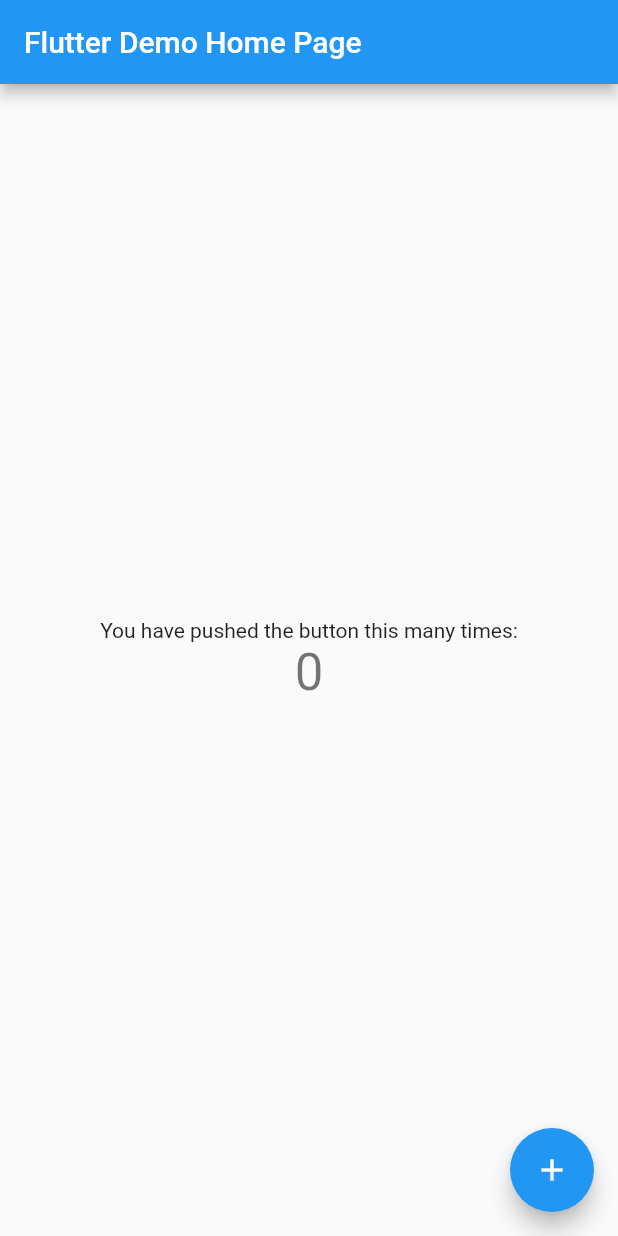
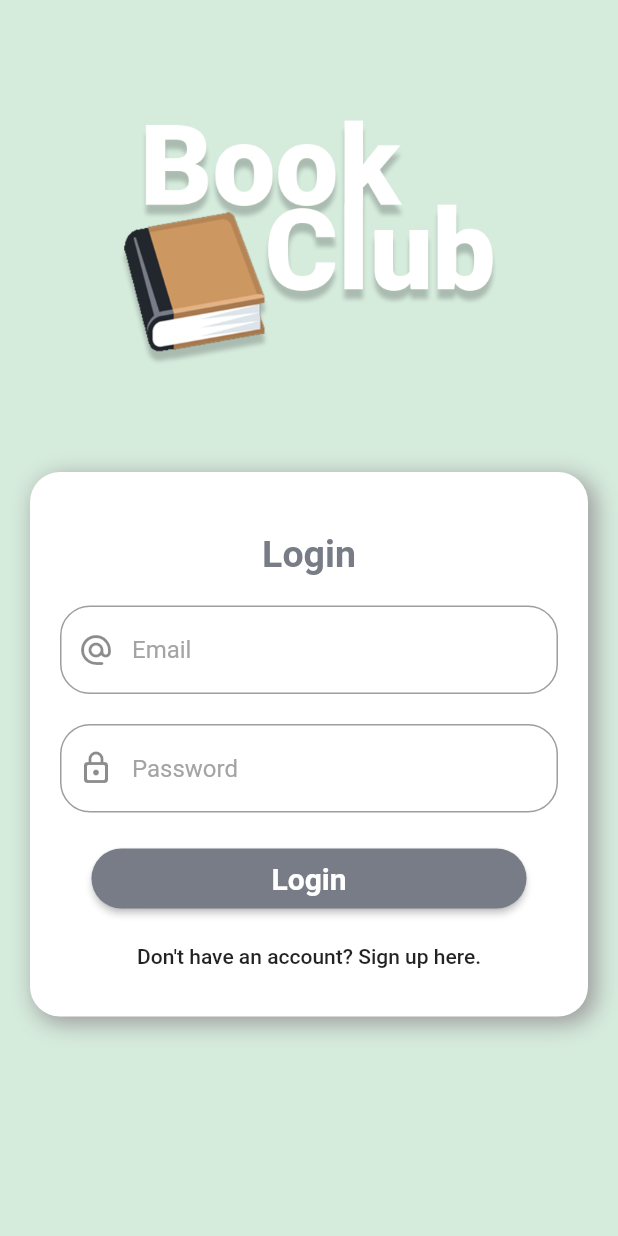
Before and after one commit to kabirnayeem99/book-club-flutter, a Flutter app: the screen it shows after launch, on a phone screen of 412 x 824 dp. Run offline on Flutter 3.47's test engine with Material 2 defaults, Android fonts, the phone set to English and light mode, and no system bars.

Commit message:
🎨 style: design login and signup screens
add login screen
add sign up screen
add login to sign up navigation

```diff
--- a/lib/main.dart
+++ b/lib/main.dart
@@ -1,3 +1,5 @@
+import 'package:book_club_flutter/screens/login_screen/login_screen.dart';
+import 'package:book_club_flutter/utils/our_theme.dart';
 import 'package:flutter/material.dart';
 
 void main() {
@@ -5,109 +7,12 @@ void main() {
 }
 
 class MyApp extends StatelessWidget {
-  // This widget is the root of your application.
   @override
   Widget build(BuildContext context) {
     return MaterialApp(
-      title: 'Flutter Demo',
-      theme: ThemeData(
-        // This is the theme of your application.
-        //
-        // Try running your application with "flutter run". You'll see the
-        // application has a blue toolbar. Then, without quitting the app, try
-        // changing the primarySwatch below to Colors.green and then invoke
-        // "hot reload" (press "r" in the console where you ran "flutter run",
-        // or simply save your changes to "hot reload" in a Flutter IDE).
-        // Notice that the counter didn't reset back to zero; the application
-        // is not restarted.
-        primarySwatch: Colors.blue,
-      ),
-      home: MyHomePage(title: 'Flutter Demo Home Page'),
+      debugShowCheckedModeBanner: false,
+      theme: OurTheme().buildTheme(),
+      home: OurLoginScreen(),
     );
   }
 }
-
-class MyHomePage extends StatefulWidget {
-  MyHomePage({Key? key, required this.title}) : super(key: key);
-
-  // This widget is the home page of your application. It is stateful, meaning
-  // that it has a State object (defined below) that contains fields that affect
-  // how it looks.
-
-  // This class is the configuration for the state. It holds the values (in this
-  // case the title) provided by the parent (in this case the App widget) and
-  // used by the build method of the State. Fields in a Widget subclass are
-  // always marked "final".
-
-  final String title;
-
-  @override
-  _MyHomePageState createState() => _MyHomePageState();
-}
-
-class _MyHomePageState extends State<MyHomePage> {
-  int _counter = 0;
-
-  void _incrementCounter() {
-    setState(() {
-      // This call to setState tells the Flutter framework that something has
-      // changed in this State, which causes it to rerun the build method below
-      // so that the display can reflect the updated values. If we changed
-      // _counter without calling setState(), then the build method would not be
-      // called again, and so nothing would appear to happen.
-      _counter++;
-    });
-  }
-
-  @override
-  Widget build(BuildContext context) {
-    // This method is rerun every time setState is called, for instance as done
-    // by the _incrementCounter method above.
-    //
-    // The Flutter framework has been optimized to make rerunning build methods
-    // fast, so that you can just rebuild anything that needs updating rather
-    // than having to individually change instances of widgets.
-    return Scaffold(
-      appBar: AppBar(
-        // Here we take the value from the MyHomePage object that was created by
-        // the App.build method, and use it to set our appbar title.
-        title: Text(widget.title),
-      ),
-      body: Center(
-        // Center is a layout widget. It takes a single child and positions it
-        // in the middle of the parent.
-        child: Column(
-          // Column is also a layout widget. It takes a list of children and
-          // arranges them vertically. By default, it sizes itself to fit its
-          // children horizontally, and tries to be as tall as its parent.
-          //
-          // Invoke "debug painting" (press "p" in the console, choose the
-          // "Toggle Debug Paint" action from the Flutter Inspector in Android
-          // Studio, or the "Toggle Debug Paint" command in Visual Studio Code)
-          // to see the wireframe for each widget.
-          //
-          // Column has various properties to control how it sizes itself and
-          // how it positions its children. Here we use mainAxisAlignment to
-          // center the children vertically; the main axis here is the vertical
-          // axis because Columns are vertical (the cross axis would be
-          // horizontal).
-          mainAxisAlignment: MainAxisAlignment.center,
-          children: <Widget>[
-            Text(
-              'You have pushed the button this many times:',
-            ),
-            Text(
-              '$_counter',
-              style: Theme.of(context).textTheme.headline4,
-            ),
-          ],
-        ),
-      ),
-      floatingActionButton: FloatingActionButton(
-        onPressed: _incrementCounter,
-        tooltip: 'Increment',
-        child: Icon(Icons.add),
-      ), // This trailing comma makes auto-formatting nicer for build methods.
-    );
-  }
-}
--- /dev/null
+++ b/lib/screens/login_screen/local_widgets/login_form_widget.dart
@@ -0,0 +1,71 @@
+import 'package:book_club_flutter/screens/signup_screen/signup_screen.dart';
+import 'package:book_club_flutter/widgets/container.dart';
+import 'package:flutter/material.dart';
+
+class OurLoginForm extends StatelessWidget {
+  const OurLoginForm({Key? key}) : super(key: key);
+
+  @override
+  Widget build(BuildContext context) {
+    return OurContainerWidget(
+      child: Column(
+        children: [
+          Padding(
+            padding: EdgeInsets.symmetric(vertical: 20.0, horizontal: 8.0),
+            child: Text(
+              "Login",
+              style: TextStyle(
+                color: Theme.of(context).secondaryHeaderColor,
+                fontSize: 25.0,
+                fontWeight: FontWeight.bold,
+              ),
+            ),
+          ),
+          TextFormField(
+            decoration: InputDecoration(
+              prefixIcon: Icon(
+                Icons.alternate_email_rounded,
+              ),
+              hintText: "Email",
+            ),
+          ),
+          SizedBox(height: 20.0),
+          TextFormField(
+            obscureText: true,
+            decoration: InputDecoration(
+              prefixIcon: Icon(Icons.lock_outline_rounded),
+              hintText: "Password",
+            ),
+          ),
+          SizedBox(height: 20.0),
+          RaisedButton(
+            onPressed: () => {},
+            child: Padding(
+              padding: EdgeInsets.symmetric(horizontal: 100),
+              child: Text(
+                "Login",
+                style: TextStyle(
+                  color: Colors.white,
+                  fontWeight: FontWeight.bold,
+                  fontSize: 20.0,
+                ),
+              ),
+            ),
+          ),
+          SizedBox(height: 08.0),
+          FlatButton(
+            onPressed: () => {
+              Navigator.of(context).push(
+                MaterialPageRoute(
+                  builder: (context) => OurSignupScreen(),
+                ),
+              ),
+            },
+            child: Text("Don't have an account? Sign up here."),
+            materialTapTargetSize: MaterialTapTargetSize.shrinkWrap,
+          ),
+        ],
+      ),
+    );
+  }
+}
--- /dev/null
+++ b/lib/screens/login_screen/login_screen.dart
@@ -0,0 +1,31 @@
+import 'package:book_club_flutter/screens/login_screen/local_widgets/login_form_widget.dart';
+import 'package:flutter/cupertino.dart';
+import 'package:flutter/material.dart';
+
+class OurLoginScreen extends StatelessWidget {
+  const OurLoginScreen({Key? key}) : super(key: key);
+
+  @override
+  Widget build(BuildContext context) {
+    return Scaffold(
+      body: Row(
+        mainAxisAlignment: MainAxisAlignment.center,
+        children: [
+          Expanded(
+            child: ListView(
+              padding: EdgeInsets.all(20.0),
+              children: [
+                Padding(
+                  padding: EdgeInsets.all(40.0),
+                  child: Image.asset("assets/logo.png"),
+                ),
+                SizedBox(height: 20.0),
+                OurLoginForm(),
+              ],
+            ),
+          ),
+        ],
+      ),
+    );
+  }
+}
--- /dev/null
+++ b/lib/utils/our_theme.dart
@@ -0,0 +1,40 @@
+import 'package:flutter/material.dart';
+
+class OurTheme {
+  Color _lightGreen = Color.fromARGB(255, 213, 235, 220);
+  Color _lightGrey = Color.fromARGB(255, 164, 164, 164);
+  Color _darkerGrey = Color.fromARGB(255, 119, 124, 135);
+
+  ThemeData buildTheme() {
+    return ThemeData(
+      canvasColor: _lightGreen,
+      primaryColor: _lightGreen,
+      secondaryHeaderColor: _darkerGrey,
+      buttonTheme: ButtonThemeData(
+          buttonColor: _darkerGrey,
+          padding: EdgeInsets.symmetric(horizontal: 20.0),
+          minWidth: 200.00,
+          shape: RoundedRectangleBorder(
+            borderRadius: BorderRadius.circular(20.0),
+          ),
+          height: 40.0),
+      accentIconTheme: IconThemeData(color: _lightGreen),
+      accentColor: _lightGrey,
+      hintColor: _lightGrey,
+      colorScheme: ThemeData().colorScheme.copyWith(
+            secondary: _lightGreen,
+            primary: _lightGreen,
+          ),
+      inputDecorationTheme: InputDecorationTheme(
+        border: OutlineInputBorder(
+          borderRadius: BorderRadius.circular(20.0),
+          borderSide: BorderSide(color: _lightGrey),
+        ),
+        focusedBorder: OutlineInputBorder(
+          borderRadius: BorderRadius.circular(20.0),
+          borderSide: BorderSide(color: _lightGreen),
+        ),
+      ),
+    );
+  }
+}
--- /dev/null
+++ b/lib/widgets/container.dart
@@ -0,0 +1,31 @@
+import 'package:flutter/material.dart';
+
+/// A white rounded corner customer card style container
+/// that is used throughout the app
+/// this container takes a widget as a parameter,
+/// which will be shown inside this container.
+class OurContainerWidget extends StatelessWidget {
+  final Widget child;
+
+  const OurContainerWidget({Key? key, required this.child}) : super(key: key);
+
+  @override
+  Widget build(BuildContext context) {
+    return Container(
+      padding: EdgeInsets.all(20.0),
+      decoration: BoxDecoration(
+        borderRadius: BorderRadius.circular(20.0),
+        color: Colors.white,
+        boxShadow: [
+          BoxShadow(
+            color: Colors.grey,
+            blurRadius: 12.0,
+            spreadRadius: 1.0,
+            offset: Offset(4.0, 4.0),
+          ),
+        ],
+      ),
+      child: child,
+    );
+  }
+}
```
Also changed, not shown: lib/screens/signup_screen/local_widgets/signup_form_widget.dart (added, +74 -0 lines), lib/screens/signup_screen/signup_screen.dart (added, +32 -0 lines), pubspec.yaml (+2 -51 lines), assets/google_logo.png (added), assets/logo.png (added).
